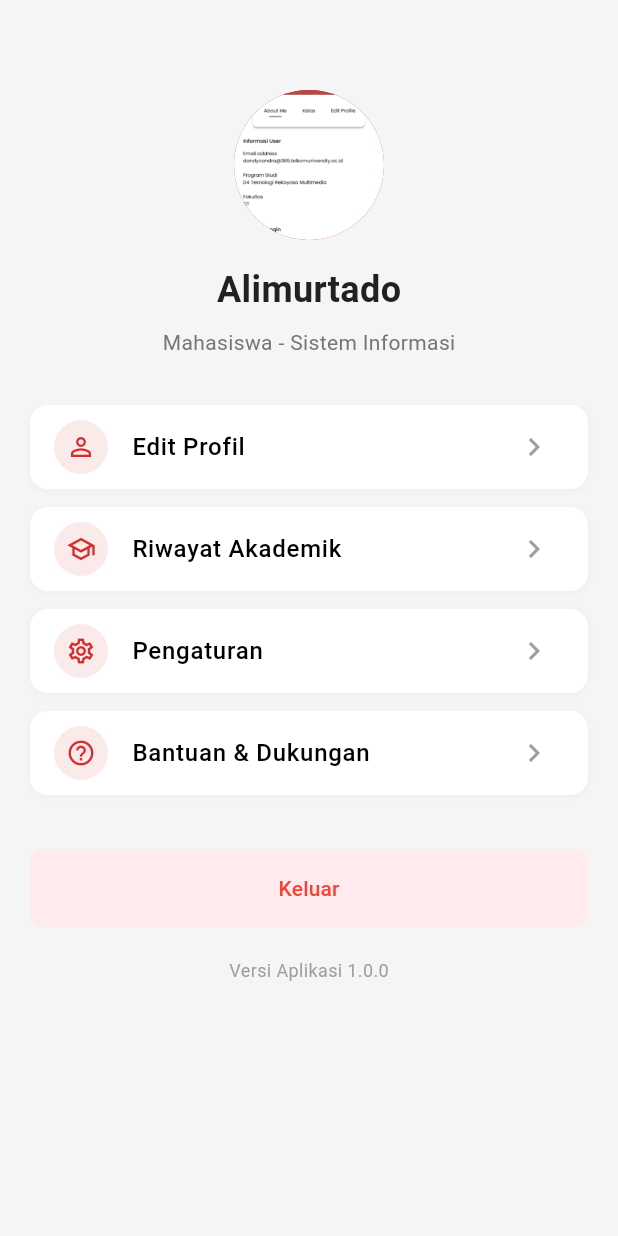
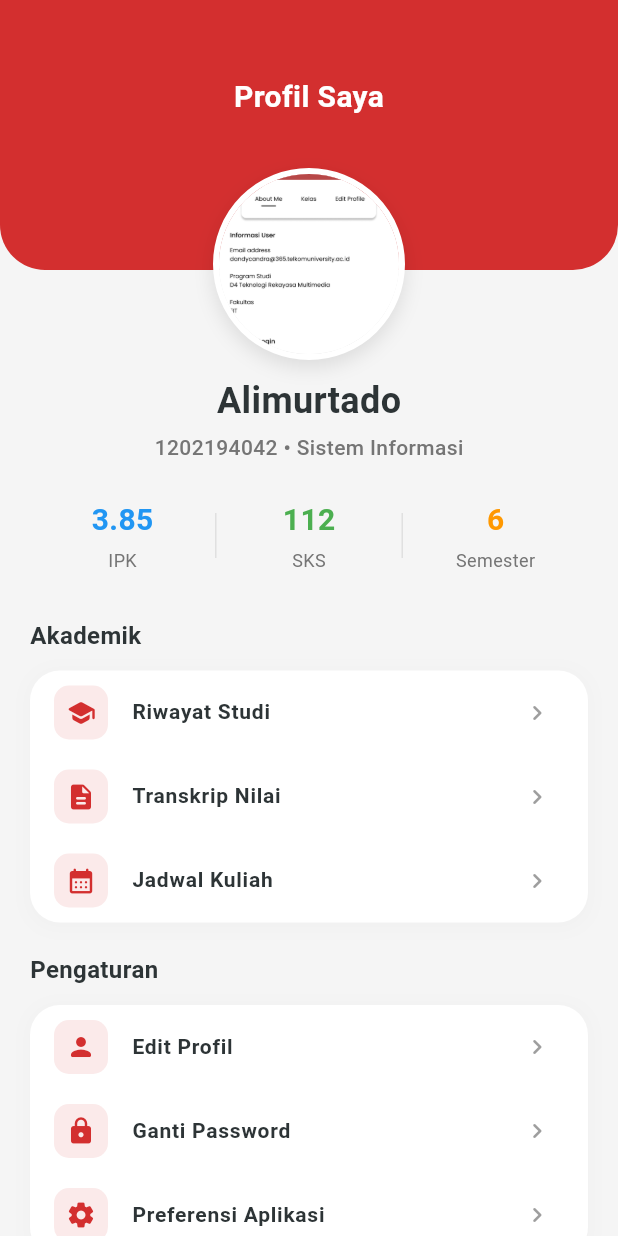
Before and after one commit to mohalimurtado/eduflow, a Flutter app: the ProfileScreen screen opened directly, on a phone screen of 412 x 824 dp. Run offline on Flutter 3.47's test engine with Material 3 defaults, Android fonts, the phone set to English and light mode, and no system bars.

Commit message:
UI Upgrade: Enhanced Profile Screen with Premium Header and Student Stats

```diff
--- a/lib/screens/profile/profile_screen.dart
+++ b/lib/screens/profile/profile_screen.dart
@@ -10,48 +10,127 @@ class ProfileScreen extends StatelessWidget {
     return Scaffold(
       backgroundColor: const Color(0xFFF5F5F5),
       body: SingleChildScrollView(
-        padding: const EdgeInsets.all(20),
         child: Column(
           children: [
-            const SizedBox(height: 40),
-            // Profile Header
-            const CircleAvatar(
-              radius: 50,
+            // API-like Header using Stack
+            Stack(
+              clipBehavior: Clip.none,
+              alignment: Alignment.center,
+              children: [
+                // Red Background with Curve
+                Container(
+                  height: 180,
+                  decoration: const BoxDecoration(
+                    color: AppColors.primary,
+                    borderRadius: BorderRadius.vertical(bottom: Radius.circular(30)),
+                  ),
+                ),
+                // Title (Hidden in scroll, but useful context if needed)
+                const Positioned(
+                  top: 50,
+                  child: Text(
+                    'Profil Saya',
+                    style: TextStyle(
+                      color: Colors.white,
+                      fontSize: 20,
+                      fontWeight: FontWeight.bold,
+                    ),
+                  ),
+                ),
+                // Profile Picture (Overlapping)
+                Positioned(
+                  bottom: -60,
+                  child: Container(
+                    decoration: BoxDecoration(
+                      shape: BoxShape.circle,
+                      border: Border.all(color: Colors.white, width: 4),
+                      boxShadow: [
+                        BoxShadow(
+                          color: Colors.black.withOpacity(0.1),
+                          blurRadius: 10,
+                          offset: const Offset(0, 5),
+                        ),
+                      ],
+                    ),
+                    child: const CircleAvatar(
+                      radius: 60,
+                      backgroundColor: Colors.white,
                       backgroundImage: AssetImage('assets/images/user_profile.png'),
                     ),
-            const SizedBox(height: 16),
+                  ),
+                ),
+              ],
+            ),
+
+            const SizedBox(height: 70), // Spacer for overlapping Avatar
+
+            // Name & Major
             const Text(
               'Alimurtado',
               style: TextStyle(
                 fontSize: 24,
                 fontWeight: FontWeight.bold,
-                color: AppColors.textPrimary,
+                color: Color(0xFF2D3436),
               ),
             ),
-            const SizedBox(height: 8),
+            const SizedBox(height: 4),
             Text(
-              'Mahasiswa - Sistem Informasi',
+              '1202194042 • Sistem Informasi',
               style: TextStyle(
                 fontSize: 14,
                 color: Colors.grey[600],
+                fontWeight: FontWeight.w500,
               ),
             ),
-            const SizedBox(height: 32),
-
-            // Profile Menu
-            _buildProfileItem(Icons.person_outline, 'Edit Profil', () {}),
-            _buildProfileItem(Icons.school_outlined, 'Riwayat Akademik', () {}),
-            _buildProfileItem(Icons.settings_outlined, 'Pengaturan', () {}),
-            _buildProfileItem(Icons.help_outline, 'Bantuan & Dukungan', () {}),
 
             const SizedBox(height: 24),
+
+            // Stats Row (Academic Info)
+            Padding(
+              padding: const EdgeInsets.symmetric(horizontal: 20),
+              child: Row(
+                children: [
+                  _buildStatItem('IPK', '3.85', Colors.blue),
+                  _buildDivider(),
+                  _buildStatItem('SKS', '112', Colors.green),
+                  _buildDivider(),
+                  _buildStatItem('Semester', '6', Colors.orange),
+                ],
+              ),
+            ),
+
+            const SizedBox(height: 30),
+
+            // Menu Section
+            Container(
+              padding: const EdgeInsets.symmetric(horizontal: 20),
+              child: Column(
+                children: [
+                   _buildMenuSection(
+                    'Akademik',
+                    [
+                      _buildMenuItem(Icons.school_rounded, 'Riwayat Studi', () {}),
+                      _buildMenuItem(Icons.description_rounded, 'Transkrip Nilai', () {}),
+                      _buildMenuItem(Icons.calendar_month_rounded, 'Jadwal Kuliah', () {}),
+                    ],
+                  ),
+                   const SizedBox(height: 20),
+                   _buildMenuSection(
+                    'Pengaturan',
+                    [
+                      _buildMenuItem(Icons.person_rounded, 'Edit Profil', () {}),
+                      _buildMenuItem(Icons.lock_rounded, 'Ganti Password', () {}),
+                      _buildMenuItem(Icons.settings_rounded, 'Preferensi Aplikasi', () {}),
+                    ],
+                  ),
+
+                  const SizedBox(height: 30),
 
                   // Logout Button
                   SizedBox(
                     width: double.infinity,
                     child: ElevatedButton(
                       onPressed: () {
-                   // Navigate back to Login and clear stack
                          Navigator.pushAndRemoveUntil(
                           context,
                           MaterialPageRoute(builder: (context) => const LoginScreen()),
@@ -59,19 +138,30 @@ class ProfileScreen extends StatelessWidget {
                         );
                       },
                       style: ElevatedButton.styleFrom(
-                  backgroundColor: Colors.red[50],
-                  foregroundColor: Colors.red,
+                        backgroundColor: const Color(0xFFFFEBEE),
+                        foregroundColor: AppColors.primary,
                         elevation: 0,
                         padding: const EdgeInsets.symmetric(vertical: 16),
-                ),
-                child: const Text('Keluar'),
+                        shape: RoundedRectangleBorder(
+                          borderRadius: BorderRadius.circular(16),
                         ),
                       ),
-
-            const SizedBox(height: 20),
-            const Text(
-              'Versi Aplikasi 1.0.0',
-              style: TextStyle(color: Colors.grey, fontSize: 12),
+                      child: const Row(
+                        mainAxisAlignment: MainAxisAlignment.center,
+                        children: [
+                          Icon(Icons.logout_rounded, size: 20),
+                          SizedBox(width: 8),
+                          Text(
+                            'Keluar Aplikasi',
+                            style: TextStyle(fontWeight: FontWeight.bold),
+                          ),
+                        ],
+                      ),
+                    ),
+                  ),
+                  const SizedBox(height: 40),
+                ],
+              ),
             ),
           ],
         ),
@@ -79,37 +169,94 @@ class ProfileScreen extends StatelessWidget {
     );
   }
 
-  Widget _buildProfileItem(IconData icon, String title, VoidCallback onTap) {
+  // Helper Widgets
+  Widget _buildStatItem(String label, String value, Color color) {
+    return Expanded(
+      child: Column(
+        children: [
+          Text(
+            value,
+            style: TextStyle(
+              fontSize: 20,
+              fontWeight: FontWeight.bold,
+              color: color,
+            ),
+          ),
+          const SizedBox(height: 4),
+          Text(
+            label,
+            style: TextStyle(
+              fontSize: 12,
+              color: Colors.grey[600],
+            ),
+          ),
+        ],
+      ),
+    );
+  }
+
+  Widget _buildDivider() {
     return Container(
-      margin: const EdgeInsets.only(bottom: 12),
+      height: 30,
+      width: 1,
+      color: Colors.grey[300],
+    );
+  }
+
+  Widget _buildMenuSection(String title, List<Widget> items) {
+    return Column(
+      crossAxisAlignment: CrossAxisAlignment.start,
+      children: [
+        Text(
+          title,
+          style: const TextStyle(
+            fontSize: 16,
+            fontWeight: FontWeight.bold,
+            color: Color(0xFF2D3436),
+          ),
+        ),
+        const SizedBox(height: 12),
+        Container(
           decoration: BoxDecoration(
             color: Colors.white,
-        borderRadius: BorderRadius.circular(12),
+            borderRadius: BorderRadius.circular(20),
             boxShadow: [
               BoxShadow(
                 color: Colors.grey.withOpacity(0.05),
-            spreadRadius: 1,
-            blurRadius: 2,
-            offset: const Offset(0, 1),
+                spreadRadius: 2,
+                blurRadius: 10,
+                offset: const Offset(0, 2),
               ),
             ],
           ),
-      child: ListTile(
+          child: Column(
+            children: items,
+          ),
+        ),
+      ],
+    );
+  }
+
+  Widget _buildMenuItem(IconData icon, String title, VoidCallback onTap) {
+    return ListTile(
+      onTap: onTap,
       leading: Container(
         padding: const EdgeInsets.all(8),
         decoration: BoxDecoration(
           color: AppColors.primary.withOpacity(0.1),
-            shape: BoxShape.circle,
+          borderRadius: BorderRadius.circular(10),
         ),
         child: Icon(icon, color: AppColors.primary, size: 20),
       ),
       title: Text(
         title,
-          style: const TextStyle(fontWeight: FontWeight.w500),
+        style: const TextStyle(
+          fontSize: 14,
+          fontWeight: FontWeight.w600,
+          color: Color(0xFF2D3436),
         ),
-        trailing: const Icon(Icons.chevron_right, color: Colors.grey),
-        onTap: onTap,
       ),
+      trailing: const Icon(Icons.chevron_right_rounded, color: Colors.grey, size: 20),
     );
   }
 }
```
Lines whose indentation alone changed are shown as unchanged.
